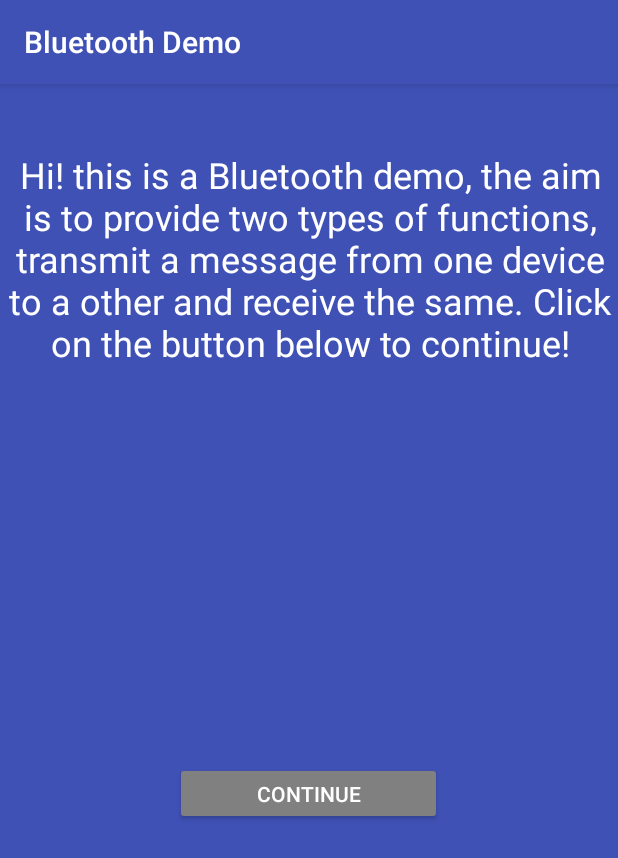
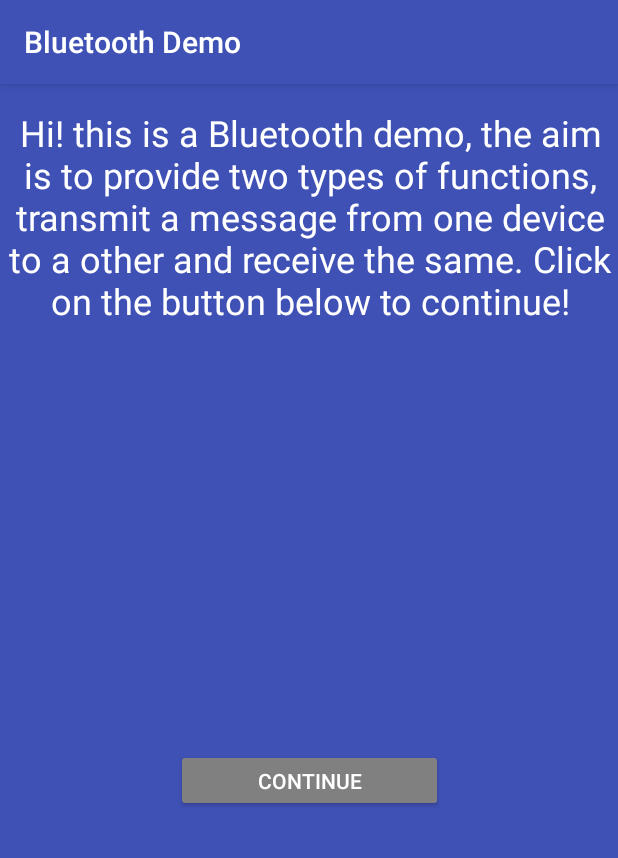
Before and after one commit to DiBattistaMattia/esoneroMP, an Android app: the screen it shows after launch (MainActivity), on a phone screen of 412 x 824 dp. Shown: the top 858 px of the screen. Run offline under Robolectric (Android 15) with nearby library versions, the phone set to English and light mode, and no system bars.

```diff
--- a/App/app/src/main/res/layout/activity_main.xml
+++ b/App/app/src/main/res/layout/activity_main.xml
@@ -12,9 +12,9 @@
         android:id="@+id/tvPresentation"
         android:layout_width="wrap_content"
         android:layout_height="wrap_content"
-        android:layout_marginStart="20dp"
-        android:layout_marginTop="44dp"
-        android:layout_marginEnd="20dp"
+        android:layout_marginStart="@dimen/core_activity_right_left2_margin"
+        android:layout_marginTop="@dimen/activity_horizontal_margin"
+        android:layout_marginEnd="@dimen/core_activity_right_left2_margin"
         android:text="@string/presentation_msg"
         android:textAlignment="center"
         android:textColor="@android:color/background_light"
@@ -28,14 +28,16 @@
         android:id="@+id/btnContinue"
         android:layout_width="178dp"
         android:layout_height="42dp"
-        android:layout_marginStart="116dp"
-        android:layout_marginEnd="117dp"
-        android:layout_marginBottom="274dp"
+        android:layout_marginStart="@dimen/activity_right_left_margin"
+        android:layout_marginTop="@dimen/activity_right_left_margin"
+        android:layout_marginEnd="@dimen/activity_right_left_margin"
+        android:layout_marginBottom="@dimen/activity_right_left_margin"
         android:backgroundTint="@android:color/tertiary_text_light"
         android:text="@string/btn_transmitter"
         android:textColor="@android:color/background_light"
         app:layout_constraintBottom_toBottomOf="parent"
         app:layout_constraintEnd_toEndOf="parent"
-        app:layout_constraintStart_toStartOf="parent" />
+        app:layout_constraintStart_toStartOf="parent"
+        app:layout_constraintTop_toBottomOf="@+id/tvPresentation" />
 
 </androidx.constraintlayout.widget.ConstraintLayout>
--- a/App/app/src/main/res/values/dimens.xml
+++ b/App/app/src/main/res/values/dimens.xml
@@ -2,4 +2,12 @@
     <!-- Default screen margins, per the Android Design guidelines. -->
     <dimen name="activity_horizontal_margin">16dp</dimen>
     <dimen name="activity_vertical_margin">16dp</dimen>
+    <dimen name="core_activity_left_margin">0dp</dimen>
+    <dimen name="core_activity_right_margin">0dp</dimen>
+    <dimen name="core_activity_bottom_margin">0dp</dimen>
+    <dimen name="core_activity_bottom2_margin">10dp</dimen>
+    <dimen name="core_activity_right_left2_margin">10dp</dimen>
+    <dimen name="activity_down_up_margin">250dp</dimen>
+    <dimen name="activity_right_left_margin">115dp</dimen>
+
 </resources>
```
Also changed, not shown: App/app/src/main/java/it/thecommits/mp/bluetoothdemo/CoreActivity.java (+20 -2 lines), App/app/src/main/res/layout/activity_core.xml (renamed from App/app/src/main/res/layout/activity_transmitter.xml, +13 -3 lines), App/app/src/main/res/values/strings.xml (+1 -13 lines), 1 other file.
